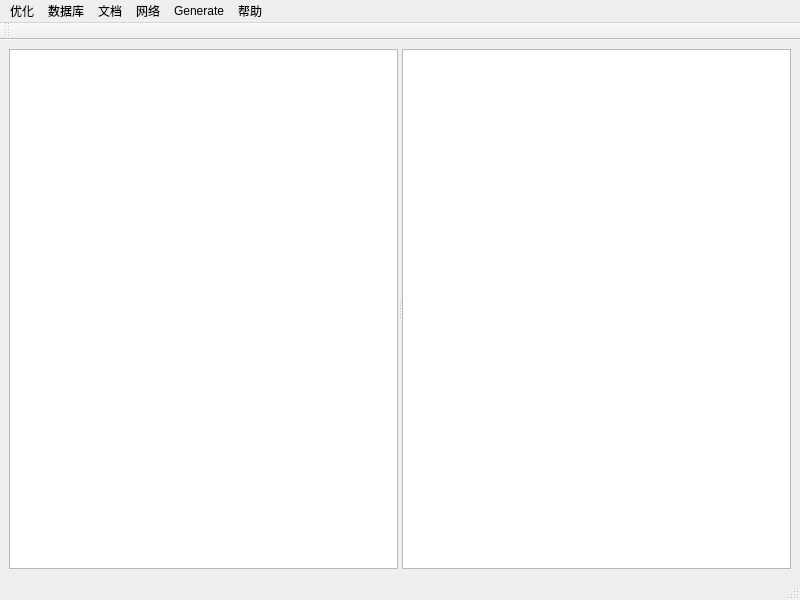
First picture: the form in codesets/mainwindow.ui, repository weilaidb/codetools, before the edit.
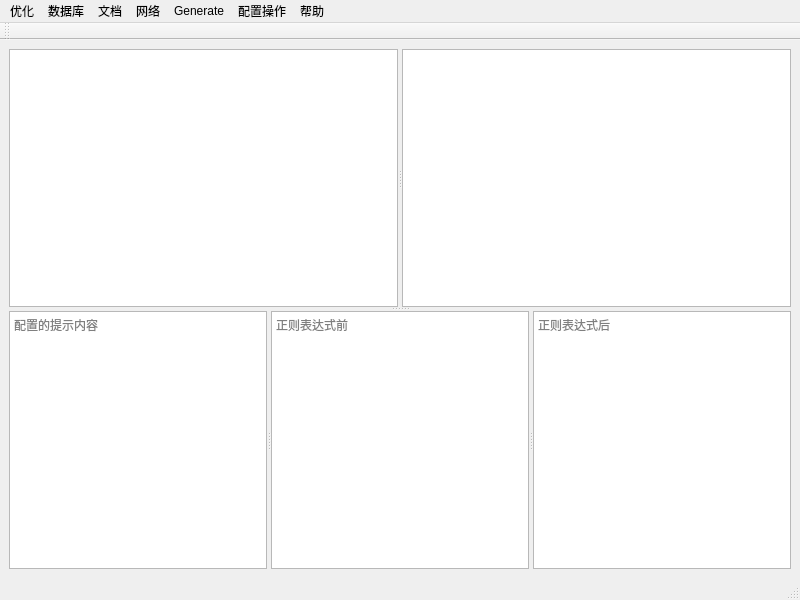
Second picture: the form after the edit. Icons and pictures are not drawn.

Commit message: 添加配置修改文件

Diff of the .ui file:
```diff
--- a/codesets/mainwindow.ui
+++ b/codesets/mainwindow.ui
@@ -20,12 +20,37 @@
   <widget class="QWidget" name="centralwidget">
    <layout class="QGridLayout" name="gridLayout">
     <item row="0" column="0">
-     <widget class="QSplitter" name="splitter">
+     <widget class="QSplitter" name="splitter_3">
       <property name="orientation">
-       <enum>Qt::Horizontal</enum>
+       <enum>Qt::Vertical</enum>
       </property>
-      <widget class="QTextEdit" name="textEdit"/>
-      <widget class="QTextBrowser" name="textBrowser"/>
+      <widget class="QSplitter" name="splitter">
+       <property name="orientation">
+        <enum>Qt::Horizontal</enum>
+       </property>
+       <widget class="QTextEdit" name="textEdit"/>
+       <widget class="QTextBrowser" name="textBrowser"/>
+      </widget>
+      <widget class="QSplitter" name="splitter_2">
+       <property name="orientation">
+        <enum>Qt::Horizontal</enum>
+       </property>
+       <widget class="QTextEdit" name="textEdit_cfgTips">
+        <property name="placeholderText">
+         <string>配置的提示内容</string>
+        </property>
+       </widget>
+       <widget class="QTextEdit" name="textEdit_cfgBefore">
+        <property name="placeholderText">
+         <string>正则表达式前</string>
+        </property>
+       </widget>
+       <widget class="QTextEdit" name="textEdit_cfgAfter">
+        <property name="placeholderText">
+         <string>正则表达式后</string>
+        </property>
+       </widget>
+      </widget>
      </widget>
     </item>
    </layout>
@@ -133,11 +158,18 @@
     <addaction name="action_gen_Implement_Functions"/>
     <addaction name="action_gen_Generate_Definitions"/>
    </widget>
+   <widget class="QMenu" name="menu_8">
+    <property name="title">
+     <string>配置操作</string>
+    </property>
+    <addaction name="action_EditCfgFile"/>
+   </widget>
    <addaction name="menuAyStle"/>
    <addaction name="menu_3"/>
    <addaction name="menu_4"/>
    <addaction name="menu_5"/>
    <addaction name="menuGenerate"/>
+   <addaction name="menu_8"/>
    <addaction name="menu_2"/>
   </widget>
   <widget class="QStatusBar" name="statusbar"/>
```
Left out of the diff: 11 changed lines with no effect on the pictures. The commit also changes 6 other files.
